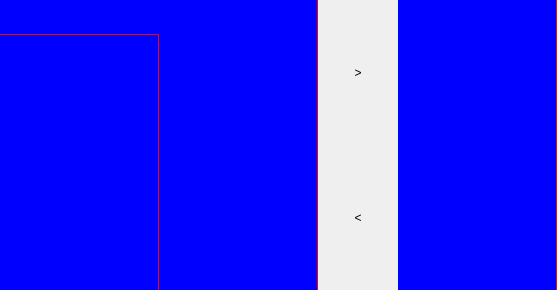
lbproductions/psnewmodel, file src/ui/game/drinkswidget.ui: the form before one commit.
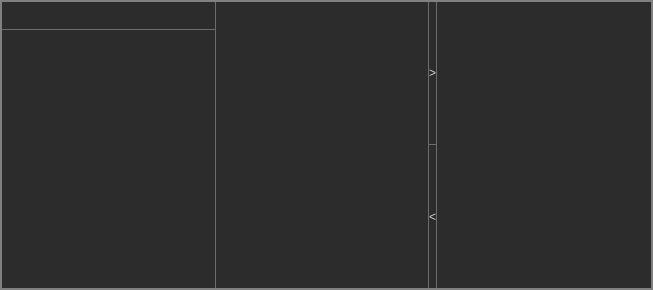
The form after the commit.

Commit message: WIP #8: DrinkDialog working great.

Diff of the .ui file:
```diff
--- a/src/ui/game/drinkswidget.ui
+++ b/src/ui/game/drinkswidget.ui
@@ -6,10 +6,16 @@
    <rect>
     <x>0</x>
     <y>0</y>
-    <width>557</width>
+    <width>653</width>
     <height>290</height>
    </rect>
   </property>
+  <property name="minimumSize">
+   <size>
+    <width>653</width>
+    <height>0</height>
+   </size>
+  </property>
   <property name="focusPolicy">
    <enum>Qt::StrongFocus</enum>
   </property>
@@ -17,35 +23,69 @@
    <string>Form</string>
   </property>
   <property name="styleSheet">
-   <string notr="true">QWidget#DrinkWidget {
-	border: 1px solid red;
+   <string notr="true">QWidget {
+	background: rgb(44,44,44);
+	color: rgb(209,209,209);
 }
 
+QFrame#frame {
+	border: 2px solid rgb(128,128,128);
+}
+
+
 QListView {
-	background: blue;
-	border-right: 1px solid red;
+	border-right: 1px solid  rgb(108,108,108);
 }
 
 QListView::item:selected {
-    background: yellow;
-}
-
-QTreeView {
-	background: blue;
-	border-right: 1px solid red;
+    background: rgb(80,80,80);
+	border-right: 1px solid rgb(108,108,108);
 }
 
 QTreeView::item:selected {
-    background: yellow;
+    background: rgb(80,80,80);
 }
 
 QLineEdit {
-	background: blue;
 	border: none;
-	border-bottom: 1px solid red;
+	border-bottom: 1px solid  rgb(108,108,108);
+	border-right: 1px solid  rgb(108,108,108);
+}
+
+QPushButton {
+	color: rgb(209,209,209);
+	border: none;
+	border-right: 1px solid  rgb(108,108,108);
+}
+QPushButton#pushButtonAdd {
+	border-bottom: 1px solid  rgb(108,108,108);
 }</string>
   </property>
-  <layout class="QHBoxLayout" name="horizontalLayout" stretch="1,1,0,1">
+  <layout class="QHBoxLayout" name="horizontalLayout" stretch="0">
+   <property name="spacing">
+    <number>0</number>
+   </property>
+   <property name="leftMargin">
+    <number>0</number>
+   </property>
+   <property name="topMargin">
+    <number>0</number>
+   </property>
+   <property name="rightMargin">
+    <number>0</number>
+   </property>
+   <property name="bottomMargin">
+    <number>0</number>
+   </property>
+   <item>
+    <widget class="QFrame" name="frame">
+     <property name="frameShape">
+      <enum>QFrame::StyledPanel</enum>
+     </property>
+     <property name="frameShadow">
+      <enum>QFrame::Raised</enum>
+     </property>
+     <layout class="QHBoxLayout" name="horizontalLayout_2">
    <property name="spacing">
     <number>0</number>
    </property>
@@ -74,7 +114,7 @@
        <property name="minimumSize">
         <size>
          <width>0</width>
-         <height>35</height>
+            <height>28</height>
         </size>
        </property>
        <property name="maximumSize">
@@ -185,6 +225,9 @@
    </item>
   </layout>
  </widget>
+   </item>
+  </layout>
+ </widget>
  <tabstops>
   <tabstop>lineEditSearchDrink</tabstop>
   <tabstop>listViewDrinks</tabstop>
```
Left out of the diff: 2 changed lines with no effect on the pictures. Lines whose indentation alone changed are shown as unchanged. The commit also changes 12 other files.
